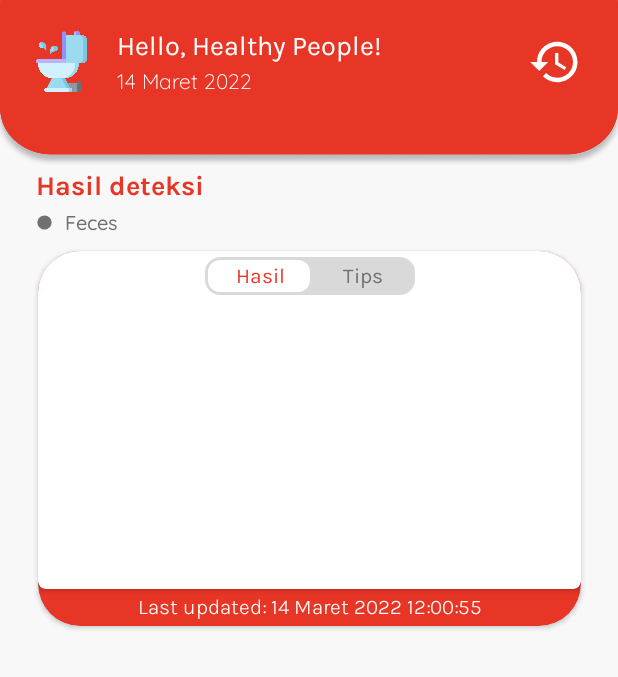
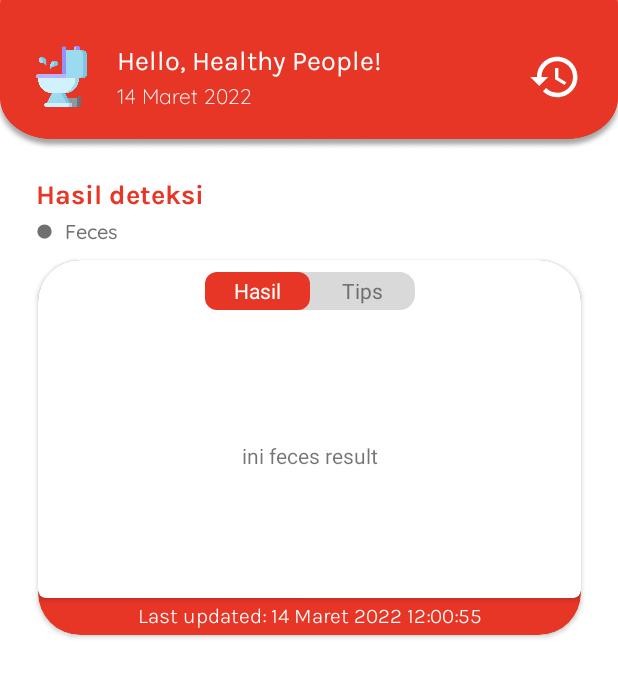
Before and after one commit to Nanosatellite-Lab/pkm-2022, an Android app: the screen it shows after launch (MainActivity), on a phone screen of 412 x 824 dp. Shown: the top 677 px of the screen. Run offline under Robolectric (Android 15) with nearby library versions, the phone set to English and light mode, and no system bars.

Commit message:
remake splash screen and home header, adding view pager2 and tab layout for feces section

```diff
--- a/app/app/src/main/AndroidManifest.xml
+++ b/app/app/src/main/AndroidManifest.xml
@@ -15,8 +15,8 @@
         tools:targetApi="31">
         <activity
             android:name=".SplashScreenActivity"
-            android:exported="true"
-            android:theme="@style/SplashTheme">
+            android:theme="@style/SplashTheme"
+            android:exported="true">
             <intent-filter>
                 <action android:name="android.intent.action.MAIN" />
                 <category android:name="android.intent.category.LAUNCHER" />
--- /dev/null
+++ b/app/app/src/main/java/com/pkm/smarttoilet/FecesResultFragment.kt
@@ -0,0 +1,59 @@
+package com.pkm.smarttoilet
+
+import android.os.Bundle
+import androidx.fragment.app.Fragment
+import android.view.LayoutInflater
+import android.view.View
+import android.view.ViewGroup
+
+// TODO: Rename parameter arguments, choose names that match
+// the fragment initialization parameters, e.g. ARG_ITEM_NUMBER
+private const val ARG_PARAM1 = "param1"
+private const val ARG_PARAM2 = "param2"
+
+/**
+ * A simple [Fragment] subclass.
+ * Use the [FecesResultFragment.newInstance] factory method to
+ * create an instance of this fragment.
+ */
+class FecesResultFragment : Fragment() {
+    // TODO: Rename and change types of parameters
+    private var param1: String? = null
+    private var param2: String? = null
+
+    override fun onCreate(savedInstanceState: Bundle?) {
+        super.onCreate(savedInstanceState)
+        arguments?.let {
+            param1 = it.getString(ARG_PARAM1)
+            param2 = it.getString(ARG_PARAM2)
+        }
+    }
+
+    override fun onCreateView(
+        inflater: LayoutInflater, container: ViewGroup?,
+        savedInstanceState: Bundle?
+    ): View? {
+        // Inflate the layout for this fragment
+        return inflater.inflate(R.layout.fragment_feces_result, container, false)
+    }
+
+    companion object {
+        /**
+         * Use this factory method to create a new instance of
+         * this fragment using the provided parameters.
+         *
+         * @param param1 Parameter 1.
+         * @param param2 Parameter 2.
+         * @return A new instance of fragment FecesResultFragment.
+         */
+        // TODO: Rename and change types and number of parameters
+        @JvmStatic
+        fun newInstance(param1: String, param2: String) =
+            FecesResultFragment().apply {
+                arguments = Bundle().apply {
+                    putString(ARG_PARAM1, param1)
+                    putString(ARG_PARAM2, param2)
+                }
+            }
+    }
+}
--- a/app/app/src/main/java/com/pkm/smarttoilet/MainActivity.kt
+++ b/app/app/src/main/java/com/pkm/smarttoilet/MainActivity.kt
@@ -7,6 +7,11 @@ import android.os.Bundle
 import android.util.Log
 import android.view.View
 import android.widget.TextView
+import androidx.annotation.StringRes
+import androidx.viewpager2.widget.ViewPager2
+import com.google.android.material.tabs.TabLayout
+import com.google.android.material.tabs.TabLayoutMediator
+import com.pkm.smarttoilet.adapter.SectionPagerAdapter
 import com.pkm.smarttoilet.databinding.ActivityMainBinding
 
 class MainActivity : AppCompatActivity() {
@@ -19,28 +24,42 @@ class MainActivity : AppCompatActivity() {
         supportActionBar?.hide()
         setContentView(R.layout.activity_main)
 
-        tips = findViewById(R.id.tv_tips_tab)
-        result = findViewById(R.id.tv_result_tab)
+//        tips = findViewById(R.id.tv_tips_tab)
+//        result = findViewById(R.id.tv_result_tab)
+//
+//
+//
+//        select = findViewById(R.id.select)
+//        def = tips.textColors
 
+        val sectionPagerAdapter = SectionPagerAdapter(this)
+        val viewPager: ViewPager2 = findViewById(R.id.view_pager_feces)
+        viewPager.adapter = sectionPagerAdapter
+        val tabs: TabLayout = findViewById(R.id.tab_layout_feces)
+        TabLayoutMediator(tabs, viewPager){tab, position->
+            tab.text = resources.getString(TAB_TITLES[position])
+        }.attach()
 
-
-        select = findViewById(R.id.select)
-        def = tips.textColors
-
-        tips.setOnClickListener {
-            tips.setTextColor(resources.getColor(R.color.red))
-            result.setTextColor(resources.getColor(R.color.grey))
-            val size: Int = tips.width
-            select.animate().x(size.toFloat()-3).duration = 200
-        }
-        result.setOnClickListener {
-            select.animate().x(0f).duration = 200
-            tips.setTextColor(resources.getColor(R.color.grey))
-            result.setTextColor(resources.getColor(R.color.red))
-        }
+//        tips.setOnClickListener {
+//            tips.setTextColor(resources.getColor(R.color.red))
+//            result.setTextColor(resources.getColor(R.color.grey))
+//            val size: Int = tips.width
+//            select.animate().x(size.toFloat()-3).duration = 200
+//        }
+//        result.setOnClickListener {
+//            select.animate().x(0f).duration = 200
+//            tips.setTextColor(resources.getColor(R.color.grey))
+//            result.setTextColor(resources.getColor(R.color.red))
+//        }
 
     }
-    fun onClick(v: View){
 
+    companion object {
+        @StringRes
+        private val TAB_TITLES = intArrayOf(
+            R.string.tab_text_feces_result,
+            R.string.tab_text_feces_tips
+        )
     }
+
 }
--- /dev/null
+++ b/app/app/src/main/java/com/pkm/smarttoilet/adapter/SectionPagerAdapter.kt
@@ -0,0 +1,28 @@
+package com.pkm.smarttoilet.adapter
+
+import android.os.Bundle
+import androidx.appcompat.app.AppCompatActivity
+import androidx.fragment.app.Fragment
+import androidx.viewpager2.adapter.FragmentStateAdapter
+import com.pkm.smarttoilet.FecesResultFragment
+import com.pkm.smarttoilet.FecesTipsFragment
+
+class SectionPagerAdapter (activity: AppCompatActivity) : FragmentStateAdapter(activity) {
+
+    override fun getItemCount(): Int {
+        return 2
+    }
+
+    override fun createFragment(position: Int): Fragment {
+        var fragment: Fragment? = null
+        when(position){
+            0 -> {
+                fragment = FecesResultFragment()
+            }
+            1 -> {
+                fragment = FecesTipsFragment()
+            }
+        }
+        return fragment as Fragment
+    }
+}
--- a/app/app/src/main/res/layout/activity_main.xml
+++ b/app/app/src/main/res/layout/activity_main.xml
@@ -4,15 +4,26 @@
     xmlns:tools="http://schemas.android.com/tools"
     android:layout_width="match_parent"
     android:layout_height="match_parent"
-    android:background="@drawable/main_bg"
     tools:context=".MainActivity">
+    <com.google.android.material.appbar.AppBarLayout
+        android:id="@+id/app_bar"
+        android:layout_width="match_parent"
+        android:layout_height="100dp"
+        app:layout_constraintEnd_toEndOf="parent"
+        android:background="@drawable/bg_appbar_layout"
+        app:elevation="0dp"
+        app:layout_constraintStart_toStartOf="parent"
+        app:layout_constraintTop_toTopOf="parent">
+        <androidx.constraintlayout.widget.ConstraintLayout
+            android:layout_width="match_parent"
+            android:layout_height="match_parent">
 
             <ImageView
                 android:id="@+id/iv_mini_toilet"
                 android:layout_width="34dp"
                 android:layout_height="62dp"
                 android:layout_marginStart="24dp"
-        android:layout_marginTop="10dp"
+                android:layout_marginTop="20dp"
                 app:layout_constraintStart_toStartOf="parent"
                 app:layout_constraintTop_toTopOf="parent"
                 app:srcCompat="@drawable/toilet" />
@@ -53,6 +64,12 @@
                 app:layout_constraintTop_toTopOf="@+id/iv_mini_toilet"
                 app:srcCompat="@drawable/ic_baseline_history_24" />
 
+        </androidx.constraintlayout.widget.ConstraintLayout>
+
+    </com.google.android.material.appbar.AppBarLayout>
+
+
+
     <TextView
         android:id="@+id/tv_result"
         android:layout_width="wrap_content"
@@ -60,10 +77,11 @@
         android:text="Hasil deteksi"
         android:textColor="@color/red"
         android:textSize="18sp"
-        android:layout_marginTop="40dp"
+        android:layout_marginStart="24dp"
+        android:layout_marginTop="18dp"
         android:fontFamily="@font/karla_bold"
-        app:layout_constraintStart_toStartOf="@+id/iv_mini_toilet"
-        app:layout_constraintTop_toBottomOf="@+id/iv_mini_toilet" />
+        app:layout_constraintStart_toStartOf="parent"
+        app:layout_constraintTop_toBottomOf="@id/app_bar" />
 
     <ImageView
         android:id="@+id/iv_dot_feces"
@@ -121,7 +139,33 @@
                 <androidx.constraintlayout.widget.ConstraintLayout
                     android:layout_width="match_parent"
                     android:layout_height="match_parent">
-                    <include layout="@layout/contain_main"/>
+<!--                    <include layout="@layout/contain_main"/>-->
+                    <com.google.android.material.tabs.TabLayout
+                        android:id="@+id/tab_layout_feces"
+                        android:layout_width="140dp"
+                        android:layout_height="25dp"
+                        android:layout_marginTop="8dp"
+                        android:background="@drawable/bg_tabs"
+                        app:tabIndicator="@drawable/bg_select"
+                        app:tabSelectedTextColor="@color/white"
+                        app:tabTextColor="@color/grey"
+                        app:tabMode="fixed"
+                        app:tabGravity="fill"
+                        app:tabTextAppearance="@android:style/TextAppearance.Widget.TabWidget"
+                        android:scrollbarSize="@dimen/material_emphasis_high_type"
+                        app:tabIndicatorGravity="stretch"
+                        app:tabIndicatorAnimationMode="elastic"
+                        app:tabIndicatorAnimationDuration="200"
+                        app:layout_constraintTop_toTopOf="parent"
+                        app:layout_constraintStart_toStartOf="parent"
+                        app:layout_constraintEnd_toEndOf="parent"/>
+                    <androidx.viewpager2.widget.ViewPager2
+                        android:id="@+id/view_pager_feces"
+                        android:layout_width="match_parent"
+                        android:layout_height="match_parent"
+                        android:layout_marginTop="35dp">
+
+                    </androidx.viewpager2.widget.ViewPager2>
 
 
                 </androidx.constraintlayout.widget.ConstraintLayout>
--- /dev/null
+++ b/app/app/src/main/res/layout/fragment_feces_result.xml
@@ -0,0 +1,15 @@
+<?xml version="1.0" encoding="utf-8"?>
+<FrameLayout xmlns:android="http://schemas.android.com/apk/res/android"
+    xmlns:tools="http://schemas.android.com/tools"
+    android:layout_width="match_parent"
+    android:layout_height="match_parent"
+    tools:context=".FecesResultFragment">
+
+    <!-- TODO: Update blank fragment layout -->
+    <TextView
+        android:gravity="center"
+        android:layout_width="match_parent"
+        android:layout_height="match_parent"
+        android:text="ini feces result" />
+
+</FrameLayout>
--- a/app/app/src/main/res/values/strings.xml
+++ b/app/app/src/main/res/values/strings.xml
@@ -4,4 +4,8 @@
     <string name="iv_desc_logo_pkm">Logo PKM</string>
     <string name="app_title">App Title</string>
     <string name="iv_desc_logo_toilet">Logo Toilet</string>
+    <!-- TODO: Remove or change this placeholder text -->
+    <string name="hello_blank_fragment">Hello blank fragment</string>
+    <string name="tab_text_feces_result">Hasil</string>
+    <string name="tab_text_feces_tips">Tips</string>
 </resources>
--- a/app/app/src/main/res/values/themes.xml
+++ b/app/app/src/main/res/values/themes.xml
@@ -2,8 +2,10 @@
     <!-- Base application theme. -->
     <style name="Theme.TouchlessSmartToilet" parent="Theme.MaterialComponents.DayNight.DarkActionBar">
         <!-- Primary brand color. -->
-        <item name="colorPrimary">@color/purple_500</item>
-        <item name="colorPrimaryVariant">@color/purple_700</item>
+<!--        <item name="colorPrimary">@color/purple_500</item>-->
+<!--        <item name="colorPrimaryVariant">@color/purple_700</item>-->
+        <item name="colorPrimary">@color/red</item>
+        <item name="colorPrimaryVariant">@color/red</item>
         <item name="colorOnPrimary">@color/white</item>
         <!-- Secondary brand color. -->
         <item name="colorSecondary">@color/teal_200</item>
```
Also changed, not shown: app/app/src/main/java/com/pkm/smarttoilet/FecesTipsFragment.kt (added, +59 -0 lines), app/app/src/main/res/drawable/ic_header.xml (deleted, +0 -9 lines), app/app/src/main/res/layout/fragment_feces_tips.xml (added, +15 -0 lines), app/app/src/main/res/drawable/bg_appbar_layout.png (added), app/app/src/main/res/drawable/main_bg.png (deleted). Lines whose indentation alone changed are shown as unchanged.
